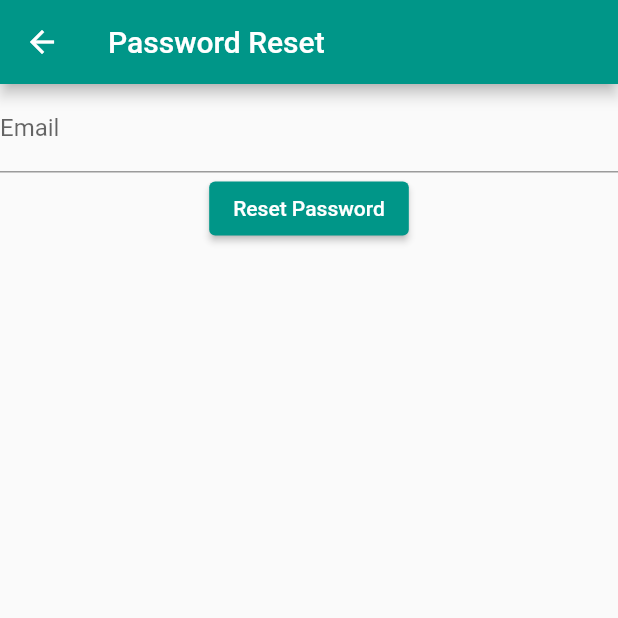
After one commit to Sora-tabata/welfare_app, a Flutter app: the PasswordResetPage screen opened directly, on a phone screen of 412 x 824 dp, the top half of it. The commit adds this screen. Run offline on Flutter 3.47's test engine with Material 2 defaults, Android fonts, the phone set to English and light mode, and no system bars; our stand-ins replace cloud_firestore, firebase_auth, firebase_core, flutter_riverpod, flutter_settings_screens; missing offline and left inert: flutter_settings_ui, widget_example; accounts and stored records are empty.

```diff
--- /dev/null
+++ b/lib/login_parts/password_reset.dart
@@ -0,0 +1,42 @@
+import 'package:firebase_auth/firebase_auth.dart';
+import 'package:flutter/material.dart';
+
+class PasswordResetPage extends StatelessWidget {
+  final TextEditingController emailController = TextEditingController();
+
+  @override
+  Widget build(BuildContext context) {
+    return Scaffold(
+      appBar: AppBar(
+        title: Text('Password Reset'),
+      ),
+      body: Column(
+        children: [
+          TextField(
+            controller: emailController,
+            decoration: InputDecoration(labelText: 'Email'),
+          ),
+          ElevatedButton(
+            onPressed: () async {
+              try {
+                await FirebaseAuth.instance.sendPasswordResetEmail(email: emailController.text);
+                ScaffoldMessenger.of(context).showSnackBar(
+                  SnackBar(
+                    content: Text('パスワードリセットメールを送信しました。'),
+                  ),
+                );
+              } catch (e) {
+                ScaffoldMessenger.of(context).showSnackBar(
+                  SnackBar(
+                    content: Text('エラー: ${e.toString()}'),
+                  ),
+                );
+              }
+            },
+            child: Text('Reset Password'),
+          ),
+        ],
+      ),
+    );
+  }
+}
```
Also changed, not shown: lib/login_parts/login.dart (+30 -3 lines), lib/login_parts/registration.dart (+15 -5 lines), lib/main.dart (+43 -1 lines), lib/firebase_options.dart (added), 9 other files.
